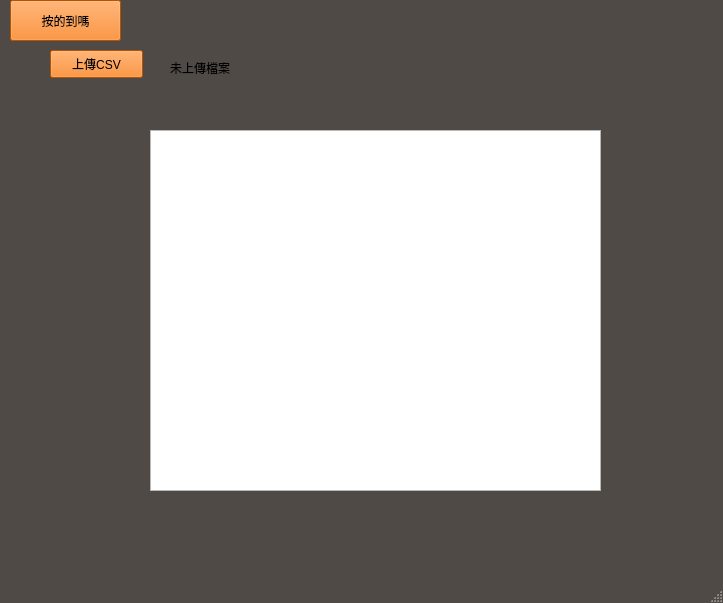
Above: QT/testMVC.ui from lisheng-yao/spyder_workspace_W before the change. Below: the same form after it.
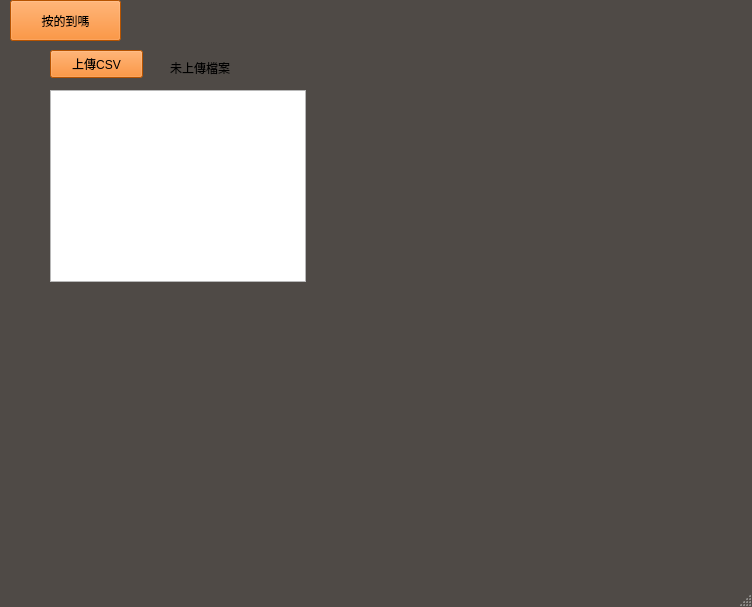
That is the form after the change.

Diff of the .ui file:
```diff
--- a/QT/testMVC.ui
+++ b/QT/testMVC.ui
@@ -6,8 +6,8 @@
    <rect>
     <x>0</x>
     <y>0</y>
-    <width>723</width>
-    <height>603</height>
+    <width>752</width>
+    <height>607</height>
    </rect>
   </property>
   <property name="windowTitle">
@@ -82,13 +82,13 @@
      <string>未上傳檔案</string>
     </property>
    </widget>
-   <widget class="QGraphicsView" name="graphicsView">
+   <widget class="QTableWidget" name="tableWidget">
     <property name="geometry">
      <rect>
-      <x>150</x>
-      <y>130</y>
-      <width>451</width>
-      <height>361</height>
+      <x>50</x>
+      <y>90</y>
+      <width>256</width>
+      <height>192</height>
      </rect>
     </property>
    </widget>
```
